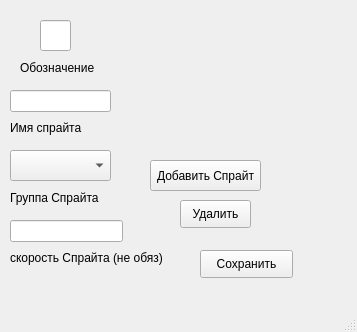
First picture: the form in Data/Misc/CustomClass.ui, repository firexrwt/pygame_project, before the edit.
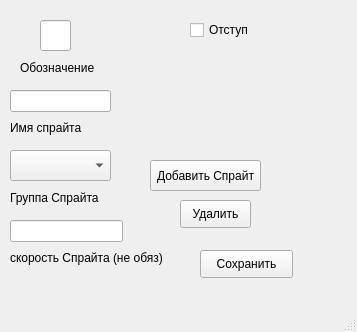
Second picture: the form after the edit.

Patch:
```diff
--- a/Data/Misc/CustomClass.ui
+++ b/Data/Misc/CustomClass.ui
@@ -163,6 +163,19 @@
      <string>Сохранить</string>
     </property>
    </widget>
+   <widget class="QCheckBox" name="buffer">
+    <property name="geometry">
+     <rect>
+      <x>190</x>
+      <y>20</y>
+      <width>81</width>
+      <height>20</height>
+     </rect>
+    </property>
+    <property name="text">
+     <string>Отступ</string>
+    </property>
+   </widget>
   </widget>
   <widget class="QMenuBar" name="menubar">
    <property name="geometry">
```
